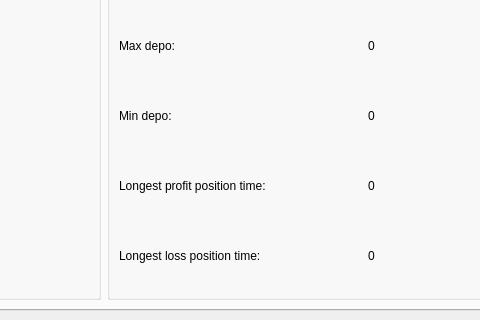
This is frontend/mainwindow.ui in 84k491/crypto_cpp as Qt 5 draws it before an edit; both pictures show x 434 to 914 and y 549 to 869 of the 1076 by 869 pixel window. The edited form follows.
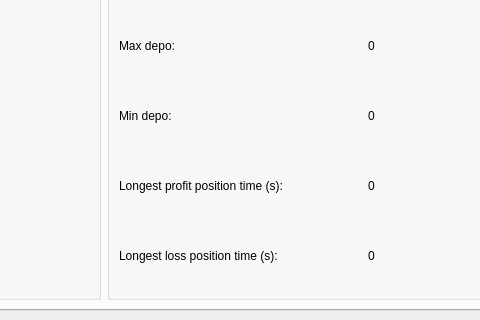
This is the edited form.

Commit message: Populate some UI fields

```diff
--- a/frontend/mainwindow.ui
+++ b/frontend/mainwindow.ui
@@ -382,7 +382,7 @@
              <item>
               <widget class="QLabel" name="label_15">
                <property name="text">
-                <string>Longest profit position time:</string>
+                <string>Longest profit position time (s):</string>
                </property>
               </widget>
              </item>
@@ -400,7 +400,7 @@
              <item>
               <widget class="QLabel" name="label_16">
                <property name="text">
-                <string>Longest loss position time:</string>
+                <string>Longest loss position time (s):</string>
                </property>
               </widget>
              </item>
```
The commit also changes 4 other files.
